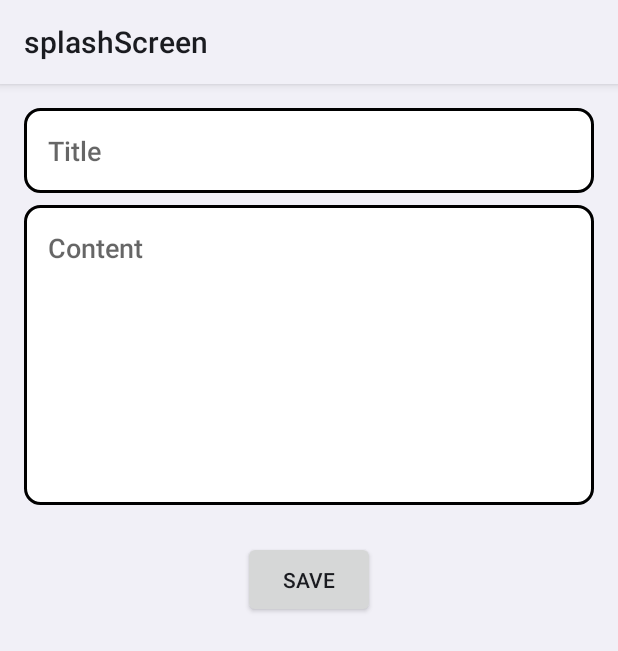
After one commit to KYKY62/LoginRegisterDTS, an Android app: the layout activity_add_edit_note.xml on its own in the app's theme, with its tools: preview values and no code run, on a phone screen of 412 x 824 dp. The commit adds this screen. Shown: the top 651 px of the screen. Run offline under Robolectric (Android 15) with nearby library versions, the phone set to English and light mode, and no system bars.

Commit message:
add fitur note [finish]

```diff
--- a/app/src/main/AndroidManifest.xml
+++ b/app/src/main/AndroidManifest.xml
@@ -12,6 +12,9 @@
         android:supportsRtl="true"
         android:theme="@style/Theme.SplashScreen"
         tools:targetApi="31">
+        <activity
+            android:name=".AddEditNoteActivity"
+            android:exported="false" />
         <activity
             android:name=".RegisterActivity"
             android:exported="false" />
--- a/app/src/main/java/com/example/splashscreen/LoginActivity.java
+++ b/app/src/main/java/com/example/splashscreen/LoginActivity.java
@@ -5,13 +5,8 @@ import android.os.Bundle;
 
 import androidx.activity.EdgeToEdge;
 import androidx.appcompat.app.AppCompatActivity;
-import androidx.core.graphics.Insets;
-import androidx.core.view.ViewCompat;
-import androidx.core.view.WindowInsetsCompat;
 
-import androidx.appcompat.app.AppCompatActivity;
 import android.content.Intent;
-import android.os.Bundle;
 import android.view.View;
 import android.widget.Button;
 import android.widget.EditText;
--- /dev/null
+++ b/app/src/main/res/drawable/add.xml
@@ -0,0 +1,5 @@
+<vector xmlns:android="http://schemas.android.com/apk/res/android" android:height="24dp" android:tint="#000000" android:viewportHeight="24" android:viewportWidth="24" android:width="24dp">
+
+    <path android:fillColor="@android:color/white" android:pathData="M19,13h-6v6h-2v-6H5v-2h6V5h2v6h6v2z"/>
+
+</vector>
--- /dev/null
+++ b/app/src/main/res/drawable/edit_text_background.xml
@@ -0,0 +1,20 @@
+<?xml version="1.0" encoding="utf-8"?>
+<selector xmlns:android="http://schemas.android.com/apk/res/android">
+        <item>
+
+            <shape
+                android:shape="rectangle">
+                <solid
+                    android:color="#FFFFFF">
+                </solid>
+                <corners
+                    android:radius="10dp">
+                </corners>
+                <stroke
+                    android:width="2dp"
+                    android:color="@color/material_dynamic_primary0"
+                    ></stroke>
+            </shape>
+
+        </item>
+</selector>
--- /dev/null
+++ b/app/src/main/res/layout/activity_add_edit_note.xml
@@ -0,0 +1,48 @@
+<?xml version="1.0" encoding="utf-8"?>
+<RelativeLayout xmlns:android="http://schemas.android.com/apk/res/android"
+    xmlns:app="http://schemas.android.com/apk/res-auto"
+    xmlns:tools="http://schemas.android.com/tools"
+    android:id="@+id/main"
+    android:layout_width="match_parent"
+    android:layout_height="match_parent"
+    android:layout_margin="16dp"
+    tools:context=".AddEditNoteActivity">
+
+
+    <EditText
+        android:id="@+id/etTitle"
+        android:layout_width="match_parent"
+        android:layout_height="wrap_content"
+        android:autofillHints="text"
+        android:hint="Title"
+        android:inputType="text"
+        android:background="@drawable/edit_text_background"
+        android:padding="16dp"
+        android:layout_marginBottom="8dp"
+        android:textSize="18sp"
+        tools:ignore="VisualLintTextFieldSize" />
+    <EditText
+        android:id="@+id/etContent"
+        android:layout_width="match_parent"
+        android:layout_height="200dp"
+        android:hint="Content"
+        android:inputType="textMultiLine"
+        android:gravity="top"
+        android:background="@drawable/edit_text_background"
+        android:layout_marginBottom="8dp"
+        android:padding="16dp"
+        android:layout_below="@id/etTitle"
+        android:textSize="18sp"
+        tools:ignore="VisualLintTextFieldSize"
+        android:autofillHints="" />
+    <Button
+        android:id="@+id/btnSave"
+        android:layout_width="wrap_content"
+        android:layout_height="wrap_content"
+        android:text="Save"
+        android:layout_below="@id/etContent"
+        android:layout_marginTop="16dp"
+        android:padding="16dp"
+        android:layout_centerHorizontal="true" />
+
+</RelativeLayout>
--- a/app/src/main/res/layout/activity_login.xml
+++ b/app/src/main/res/layout/activity_login.xml
@@ -22,6 +22,9 @@
         android:layout_width="match_parent"
         android:layout_height="wrap_content"
         android:layout_margin="10dp"
+        android:background="@drawable/edit_text_background"
+        android:layout_marginBottom="8dp"
+        android:padding="16dp"
         android:ems="10"
         android:hint="Email"
         android:inputType="textEmailAddress" />
@@ -32,6 +35,9 @@
         android:layout_height="wrap_content"
         android:ems="10"
         android:layout_margin="10dp"
+        android:background="@drawable/edit_text_background"
+        android:layout_marginBottom="8dp"
+        android:padding="16dp"
         android:hint="Password"
         android:inputType="textPassword" />
 
--- a/app/src/main/res/layout/activity_register.xml
+++ b/app/src/main/res/layout/activity_register.xml
@@ -20,12 +20,18 @@
         android:id="@+id/etRegEmail"
         android:layout_width="match_parent"
         android:layout_height="wrap_content"
+        android:background="@drawable/edit_text_background"
+        android:layout_marginBottom="8dp"
+        android:padding="16dp"
         android:hint="Email" />
 
     <EditText
         android:id="@+id/etRegPassword"
         android:layout_width="match_parent"
         android:layout_height="wrap_content"
+        android:background="@drawable/edit_text_background"
+        android:layout_marginBottom="8dp"
+        android:padding="16dp"
         android:hint="Password"
         android:inputType="textPassword" />
 
```
Also changed, not shown: app/src/main/java/com/example/splashscreen/AddEditNoteActivity.java (added, +75 -0 lines), app/src/main/java/com/example/splashscreen/DatabaseNoteHelper.java (added, +124 -0 lines), app/src/main/java/com/example/splashscreen/Note.java (added, +24 -0 lines), app/src/main/java/com/example/splashscreen/home_activity.java (+88 -5 lines), app/src/main/res/layout/activity_home.xml (+34 -11 lines).
